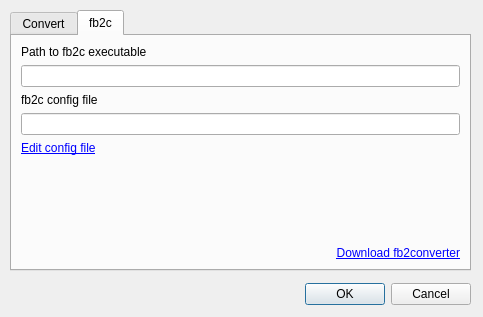
dnkorpushov/libro2, file src/designer/convertdialog.ui: the form before one commit.
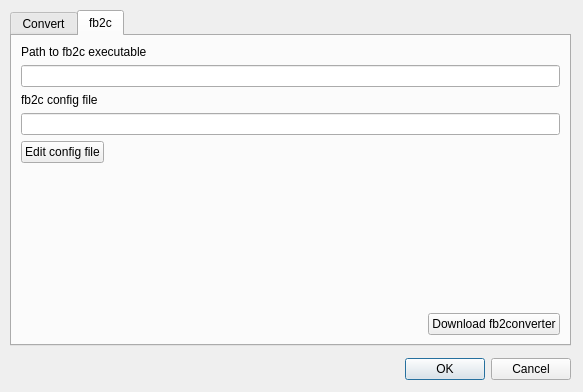
The form after the commit. The open tabs and pages were chosen to show the change. Custom widgets are drawn as their Qt base class.

```diff
--- a/src/designer/convertdialog.ui
+++ b/src/designer/convertdialog.ui
@@ -6,8 +6,8 @@
    <rect>
     <x>0</x>
     <y>0</y>
-    <width>483</width>
-    <height>317</height>
+    <width>583</width>
+    <height>392</height>
    </rect>
   </property>
   <property name="windowTitle">
@@ -154,11 +154,28 @@
         <widget class="FilePicker" name="textConverterConfig"/>
        </item>
        <item>
-        <widget class="QLabel" name="labelEditConfig">
-         <property name="text">
-          <string>&lt;html&gt;&lt;head/&gt;&lt;body&gt;&lt;p&gt;&lt;a href=&quot;https://null&quot;&gt;&lt;span style=&quot; text-decoration: underline; color:#0000ff;&quot;&gt;Edit config file&lt;/span&gt;&lt;/a&gt;&lt;/p&gt;&lt;/body&gt;&lt;/html&gt;</string>
-         </property>
-        </widget>
+        <layout class="QHBoxLayout" name="horizontalLayout">
+         <item>
+          <widget class="QPushButton" name="btnEditConfig">
+           <property name="text">
+            <string>Edit config file</string>
+           </property>
+          </widget>
+         </item>
+         <item>
+          <spacer name="horizontalSpacer">
+           <property name="orientation">
+            <enum>Qt::Horizontal</enum>
+           </property>
+           <property name="sizeHint" stdset="0">
+            <size>
+             <width>38</width>
+             <height>20</height>
+            </size>
+           </property>
+          </spacer>
+         </item>
+        </layout>
        </item>
        <item>
         <spacer name="verticalSpacer_2">
@@ -174,14 +191,28 @@
         </spacer>
        </item>
        <item>
-        <widget class="QLabel" name="labelDownloadConverter">
-         <property name="text">
-          <string>&lt;html&gt;&lt;head/&gt;&lt;body&gt;&lt;p&gt;&lt;a href=&quot;https://github.com/rupor-github/fb2converter/releases/&quot;&gt;&lt;span style=&quot; text-decoration: underline; color:#0000ff;&quot;&gt;Download fb2converter&lt;/span&gt;&lt;/a&gt;&lt;/p&gt;&lt;/body&gt;&lt;/html&gt;</string>
-         </property>
-         <property name="alignment">
-          <set>Qt::AlignRight|Qt::AlignTrailing|Qt::AlignVCenter</set>
-         </property>
-        </widget>
+        <layout class="QHBoxLayout" name="horizontalLayout_2">
+         <item>
+          <spacer name="horizontalSpacer_2">
+           <property name="orientation">
+            <enum>Qt::Horizontal</enum>
+           </property>
+           <property name="sizeHint" stdset="0">
+            <size>
+             <width>40</width>
+             <height>20</height>
+            </size>
+           </property>
+          </spacer>
+         </item>
+         <item>
+          <widget class="QPushButton" name="btnDowloadConverter">
+           <property name="text">
+            <string>Download fb2converter</string>
+           </property>
+          </widget>
+         </item>
+        </layout>
        </item>
       </layout>
      </widget>
```
Left out of the diff: 32 changed lines with no effect on the pictures.
